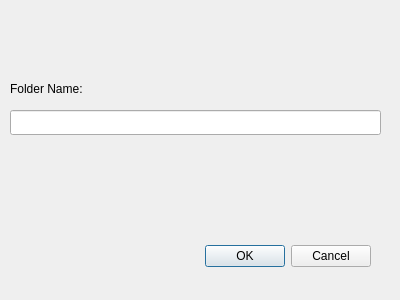
Before: the Qt Designer form newfolderdialog.ui in BlueQuartzSoftware/MetaForge, drawn with Qt 5.
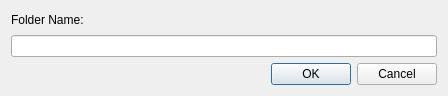
After: the same form once the commit is applied.

Commit message: Removed  sub-name from top of windows. Removed XML and XML Parser from possible options.

What changed in the file:
```diff
--- a/newfolderdialog.ui
+++ b/newfolderdialog.ui
@@ -6,22 +6,26 @@
    <rect>
     <x>0</x>
     <y>0</y>
-    <width>400</width>
-    <height>300</height>
+    <width>448</width>
+    <height>96</height>
    </rect>
   </property>
   <property name="windowTitle">
    <string>Dialog</string>
   </property>
+  <layout class="QGridLayout" name="gridLayout">
+   <item row="0" column="0">
+    <widget class="QLabel" name="folderNameLabel">
+     <property name="text">
+      <string>Folder Name:</string>
+     </property>
+    </widget>
+   </item>
+   <item row="1" column="0">
+    <widget class="QLineEdit" name="folderNameLineEdit"/>
+   </item>
+   <item row="2" column="0">
   <widget class="QDialogButtonBox" name="buttonBox">
-   <property name="geometry">
-    <rect>
-     <x>30</x>
-     <y>240</y>
-     <width>341</width>
-     <height>32</height>
-    </rect>
-   </property>
    <property name="orientation">
     <enum>Qt::Horizontal</enum>
    </property>
@@ -29,29 +33,8 @@
     <set>QDialogButtonBox::Cancel|QDialogButtonBox::Ok</set>
    </property>
   </widget>
-  <widget class="QLineEdit" name="folderNameLineEdit">
-   <property name="geometry">
-    <rect>
-     <x>10</x>
-     <y>110</y>
-     <width>371</width>
-     <height>25</height>
-    </rect>
-   </property>
-  </widget>
-  <widget class="QLabel" name="folderNameLabel">
-   <property name="geometry">
-    <rect>
-     <x>10</x>
-     <y>80</y>
-     <width>91</width>
-     <height>17</height>
-    </rect>
-   </property>
-   <property name="text">
-    <string>Folder Name:</string>
-   </property>
-  </widget>
+   </item>
+  </layout>
  </widget>
  <resources/>
  <connections>
```
Left out of the diff: 2 changed lines with no effect on the pictures. Lines whose indentation alone changed are shown as unchanged. The commit also changes 2 other files.
